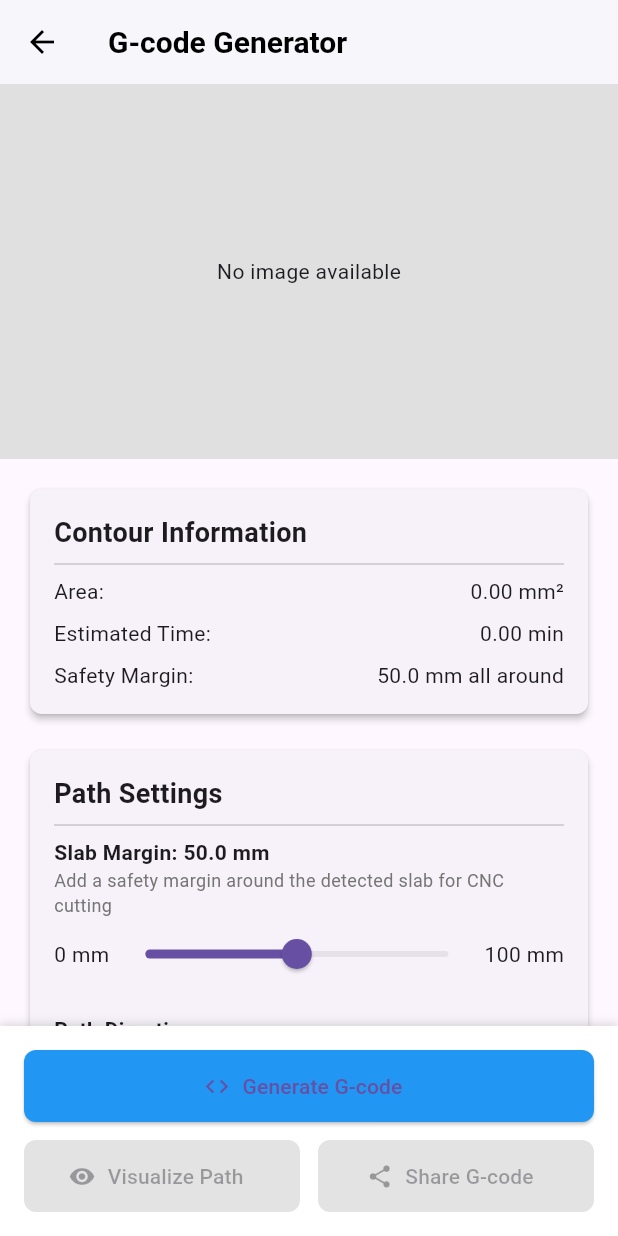
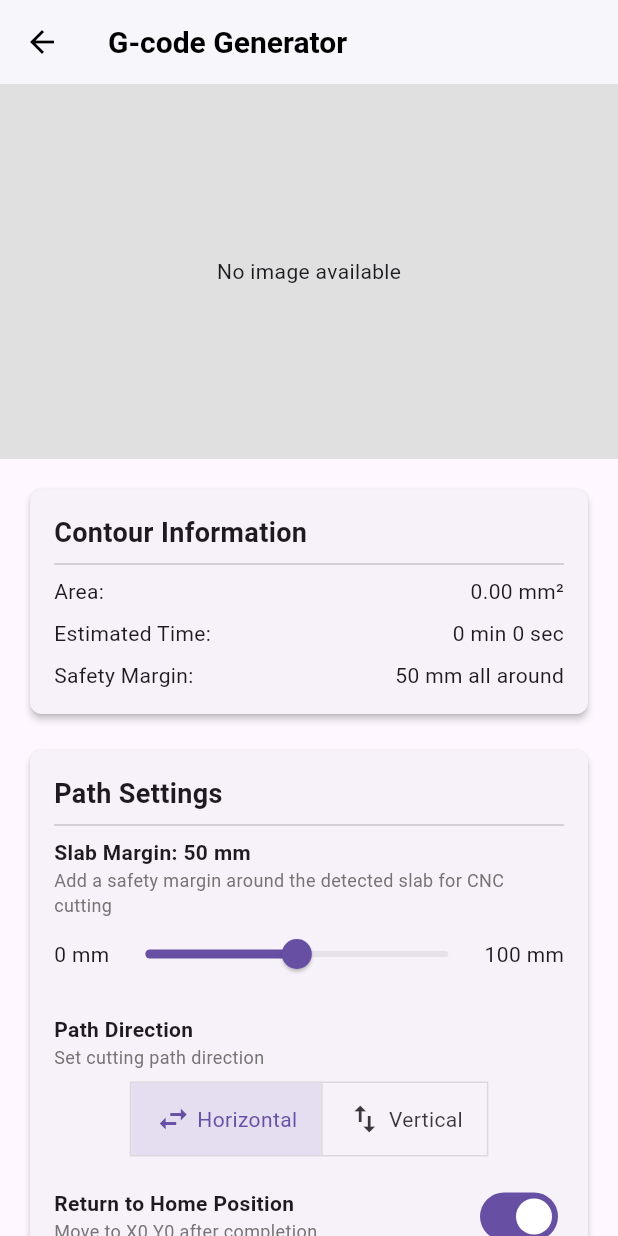
Before and after one commit to harleynelson/cnc_wonky_slab_cutter, a Flutter app: the GcodeGeneratorScreen screen opened directly with empty values, on a phone screen of 412 x 824 dp. Run offline on Flutter 3.47's test engine with Material 3 defaults, Android fonts, the phone set to English and light mode, and no system bars; our stand-ins replace camera, file_picker, image_picker, permission_handler, share_plus, shared_preferences; accounts and stored records are empty.

Commit message:
return to home, time formatter

```diff
--- a/lib/models/settings_model.dart
+++ b/lib/models/settings_model.dart
@@ -26,6 +26,7 @@ class SettingsModel {
   int continueSearchDistance;
   int contourPostProcessPoints;  // New property for contour post-processing
   bool forceHorizontalPaths; // for path direction preference
+  bool returnToHome;
 
   SettingsModel({
     required this.cncWidth,
@@ -51,6 +52,7 @@ class SettingsModel {
     this.continueSearchDistance = continueSearchDistanceDefault,
     this.contourPostProcessPoints = defaultContourPostProcessPoints,
     this.forceHorizontalPaths = true, // Default to horizontal
+    this.returnToHome = true, // Default to returning home
   });
 
   SettingsModel copy() {
@@ -78,6 +80,7 @@ class SettingsModel {
       continueSearchDistance: continueSearchDistance,
       contourPostProcessPoints: contourPostProcessPoints,
     forceHorizontalPaths: forceHorizontalPaths,
+      returnToHome: returnToHome,
     );
   }
 
@@ -106,6 +109,7 @@ class SettingsModel {
       continueSearchDistance: continueSearchDistanceDefault,
       contourPostProcessPoints: defaultContourPostProcessPoints,
       forceHorizontalPaths: true,
+      returnToHome: true,
     );
   }
 
@@ -135,6 +139,7 @@ class SettingsModel {
       'continueSearchDistance': continueSearchDistance,
       'contourPostProcessPoints': contourPostProcessPoints,
       'forceHorizontalPaths': forceHorizontalPaths,
+      'returnToHome': returnToHome,
     };
   }
 
@@ -163,6 +168,7 @@ class SettingsModel {
       continueSearchDistance: json['continueSearchDistance'] ?? continueSearchDistanceDefault,
       contourPostProcessPoints: json['contourPostProcessPoints'] ?? defaultContourPostProcessPoints,
       forceHorizontalPaths: json['forceHorizontalPaths'] ?? true,
+      returnToHome: json['returnToHome'] ?? true,
     );
   }
 
--- a/lib/screens/gcode_generator_screen.dart
+++ b/lib/screens/gcode_generator_screen.dart
@@ -12,6 +12,7 @@ import '../providers/processing_provider.dart';
 import '../services/gcode/gcode_generator.dart';
 import '../utils/general/constants.dart';
 import '../utils/general/machine_coordinates.dart';
+import '../utils/general/time_formatter.dart';
 import '../widgets/settings_fields.dart';
 import '../widgets/contour_overlay.dart';
 import '../widgets/marker_overlay.dart';
@@ -38,10 +39,9 @@ class _GcodeGeneratorScreenState extends State<GcodeGeneratorScreen> {
   double _estimatedTime = 0.0;
   String _errorMessage = '';
   bool _forceHorizontalPaths = true;
+  bool _returnToHome = true; // return to home option
   late TextEditingController _filenameController;
   String _fileExtension = '.gcode';
-
-  // Add slabMargin for adjusting the contour size
   double _slabMargin = 50.0; // Default 5mm margin
   List<CoordinatePointXY>? _adjustedContour;
 
@@ -50,6 +50,7 @@ void initState() {
   super.initState();
   _settings = widget.settings.copy();
   _forceHorizontalPaths = _settings.forceHorizontalPaths;
+  _returnToHome = _settings.returnToHome; // Initialize from settings
   _slabMargin = 50.0; // Default to 50mm
   _calculateStats();
   _updateAdjustedContour();
@@ -285,6 +286,7 @@ double _crossProduct(CoordinatePointXY a, CoordinatePointXY b, CoordinatePointXY
         depthPasses: _settings.depthPasses,
         margin: _slabMargin,
         forceHorizontal: _forceHorizontalPaths,
+        returnToHome: _returnToHome, // Pass the new option to the generator
       );
 
       // Generate surfacing G-code
@@ -397,33 +399,47 @@ Widget build(BuildContext context) {
     appBar: AppBar(
       title: Text('G-code Generator'),
     ),
-    body: Column(
+    body: SingleChildScrollView(
+      child: Column(
         children: [
           // Image preview with overlays
-        _buildImagePreview(),
+          Container(
+            height: 250,
+            child: _buildImagePreview(),
+          ),
 
-        // Stats and settings in a scrollable list
-        Expanded(
-          child: SingleChildScrollView(
+          // Stats and settings
+          Padding(
             padding: EdgeInsets.all(16),
             child: Column(
               crossAxisAlignment: CrossAxisAlignment.start,
               children: [
                 _buildStatisticsCard(),
                 SizedBox(height: 16),
-                _buildPathSettings(), // New combined settings widget
-                SizedBox(height: 16),
-                _buildFilenameInput(),
+                _buildPathSettings(),
                 SizedBox(height: 16),
                 _buildMachineSettingsCard(),
                 SizedBox(height: 16),
                 _buildToolSettingsCard(),
                 SizedBox(height: 16),
                 _buildFeedSettingsCard(),
+                SizedBox(height: 16),
+                _buildFilenameInput(),
+                SizedBox(height: 16),
+                _buildActionButtons(),
               ],
             ),
           ),
+        ],
       ),
+    ),
+  );
+}
+
+Widget _buildActionButtons() {
+  return Column(
+    crossAxisAlignment: CrossAxisAlignment.stretch,
+    children: [
       if (_errorMessage.isNotEmpty)
         Container(
           padding: EdgeInsets.all(8),
@@ -435,9 +451,50 @@ Widget build(BuildContext context) {
             textAlign: TextAlign.center,
           ),
         ),
-        _buildBottomButtons(),
+
+      // Generate G-code button
+      ElevatedButton.icon(
+        icon: Icon(_isGenerated ? Icons.refresh : Icons.code),
+        label: Text(_isGenerated ? 'Regenerate G-code' : 'Generate G-code'),
+        onPressed: _isGenerating ? null : _generateGcode,
+        style: ElevatedButton.styleFrom(
+          backgroundColor: Colors.blue,
+          minimumSize: Size(double.infinity, 48),
+        ),
+      ),
+
+      SizedBox(height: 12),
+
+      // Visualize and Share buttons
+      Row(
+        children: [
+          Expanded(
+            child: ElevatedButton.icon(
+              icon: Icon(Icons.visibility),
+              label: Text('Visualize Path'),
+              onPressed: _isGenerating || !_isGenerated ? null : _visualizeGcode,
+              style: ElevatedButton.styleFrom(
+                backgroundColor: Colors.orange,
+              ),
+            ),
+          ),
+          SizedBox(width: 12),
+          Expanded(
+            child: ElevatedButton.icon(
+              icon: Icon(Icons.share),
+              label: Text('Share G-code'),
+              onPressed: _isGenerating || !_isGenerated ? null : _shareGcode,
+              style: ElevatedButton.styleFrom(
+                backgroundColor: Colors.green,
+              ),
+            ),
+          ),
         ],
       ),
+
+      // Bottom padding to ensure everything is visible
+      SizedBox(height: 30),
+    ],
   );
 }
 
@@ -552,7 +609,7 @@ Widget build(BuildContext context) {
 
           // Margin Slider
           Text(
-            'Slab Margin: ${_slabMargin.toStringAsFixed(1)} mm',
+            'Slab Margin: ${_slabMargin.toStringAsFixed(0)} mm',
             style: TextStyle(fontWeight: FontWeight.bold),
           ),
           Text(
@@ -568,7 +625,7 @@ Widget build(BuildContext context) {
                   min: 0,
                   max: 100,
                   divisions: 50,
-                  label: '${_slabMargin.toStringAsFixed(1)} mm',
+                  label: '${_slabMargin.toStringAsFixed(0)} mm',
                   onChanged: (value) {
                     setState(() {
                       _slabMargin = value;
@@ -626,6 +683,36 @@ Widget build(BuildContext context) {
                 ),
               ],
             ),
+          ),
+
+          SizedBox(height: 16),
+
+          // Return to home option
+          Row(
+            mainAxisAlignment: MainAxisAlignment.spaceBetween,
+            children: [
+              Column(
+                crossAxisAlignment: CrossAxisAlignment.start,
+                children: [
+                  Text(
+                    'Return to Home Position',
+                    style: TextStyle(fontWeight: FontWeight.bold),
+                  ),
+                  Text(
+                    'Move to X0 Y0 after completion',
+                    style: TextStyle(fontSize: 12, color: Colors.grey.shade600),
+                  ),
+                ],
+              ),
+              Switch(
+                value: _returnToHome,
+                onChanged: (bool value) {
+                  setState(() {
+                    _returnToHome = value;
+                  });
+                },
+              ),
+            ],
           ),
         ],
       ),
@@ -694,7 +781,7 @@ Widget build(BuildContext context) {
 
         // Margin slider (unchanged)
         Text(
-          'Slab Margin: ${_slabMargin.toStringAsFixed(1)} mm',
+          'Slab Margin: ${_slabMargin.toStringAsFixed(0)} mm',
           style: TextStyle(fontWeight: FontWeight.bold),
         ),
         Row(
@@ -706,7 +793,7 @@ Widget build(BuildContext context) {
                 min: 0,
                 max: 50,
                 divisions: 50,
-                label: '${_slabMargin.toStringAsFixed(1)} mm',
+                label: '${_slabMargin.toStringAsFixed(0)} mm',
                 onChanged: (value) {
                   setState(() {
                     _slabMargin = value;
@@ -751,7 +838,7 @@ Widget build(BuildContext context) {
               mainAxisAlignment: MainAxisAlignment.spaceBetween,
               children: [
                 Text('Estimated Time:'),
-                Text('${_estimatedTime.toStringAsFixed(2)} min'),
+                Text(TimeFormatter.formatMinutesAndSeconds(_estimatedTime)),
               ],
             ),
             if (_slabMargin > 0) ...[
@@ -760,7 +847,7 @@ Widget build(BuildContext context) {
                 mainAxisAlignment: MainAxisAlignment.spaceBetween,
                 children: [
                   Text('Safety Margin:'),
-                  Text('${_slabMargin.toStringAsFixed(1)} mm all around'),
+                  Text('${_slabMargin.toStringAsFixed(0)} mm all around'),
                 ],
               ),
             ],
@@ -787,12 +874,14 @@ Widget build(BuildContext context) {
               value: _settings.cncWidth,
               onChanged: (value) => setState(() => _settings.cncWidth = value),
               icon: Icons.width_normal,
+              isInteger: true, // Set this to true for integer-only display
             ),
             SettingsTextField(
               label: 'CNC Work Area Height (mm)',
               value: _settings.cncHeight,
               onChanged: (value) => setState(() => _settings.cncHeight = value),
               icon: Icons.height,
+              isInteger: true, // Set this to true for integer-only display
             ),
           ],
         ),
@@ -847,6 +936,7 @@ Widget build(BuildContext context) {
             helperText: 'Number of passes to reach full depth',
             min: 1,
             max: 10,
+            isInteger: true, // Set this to true for integer-only display
           ),
         ],
       ),
@@ -872,6 +962,7 @@ Widget build(BuildContext context) {
               onChanged: (value) => setState(() => _settings.feedRate = value),
               icon: Icons.speed,
               helperText: 'Speed for cutting movements',
+              isInteger: true, // Set this to true for integer-only display
             ),
             SettingsTextField(
               label: 'Plunge Rate (mm/min)',
@@ -879,65 +970,10 @@ Widget build(BuildContext context) {
               onChanged: (value) => setState(() => _settings.plungeRate = value),
               icon: Icons.vertical_align_bottom,
               helperText: 'Speed for vertical plunging movements',
+              isInteger: true, // Set this to true for integer-only display
             ),
           ],
         ),
-      ),
-    );
-  }
-
-  Widget _buildBottomButtons() {
-  return Container(
-    padding: EdgeInsets.all(16),
-    decoration: BoxDecoration(
-      color: Colors.white,
-      boxShadow: [
-        BoxShadow(
-          color: Colors.black12,
-          blurRadius: 4,
-          offset: Offset(0, -2),
-        ),
-      ],
-    ),
-    child: Column(
-      mainAxisSize: MainAxisSize.min,
-      children: [
-        ElevatedButton.icon(
-          icon: Icon(_isGenerated ? Icons.refresh : Icons.code),
-          label: Text(_isGenerated ? 'Regenerate G-code' : 'Generate G-code'),
-          onPressed: _isGenerating ? null : _generateGcode,
-          style: ElevatedButton.styleFrom(
-            backgroundColor: Colors.blue,
-            minimumSize: Size(double.infinity, 48),
-          ),
-        ),
-        SizedBox(height: 12),
-        Row(
-          children: [
-            Expanded(
-              child: ElevatedButton.icon(
-                icon: Icon(Icons.visibility),
-                label: Text('Visualize Path'),
-                onPressed: _isGenerating || !_isGenerated ? null : _visualizeGcode,
-                style: ElevatedButton.styleFrom(
-                  backgroundColor: Colors.orange,
-                ),
-              ),
-            ),
-            SizedBox(width: 12),
-            Expanded(
-              child: ElevatedButton.icon(
-                icon: Icon(Icons.share),
-                label: Text('Share G-code'),
-                onPressed: _isGenerating || !_isGenerated ? null : _shareGcode,
-                style: ElevatedButton.styleFrom(
-                  backgroundColor: Colors.green,
-                ),
-              ),
-            ),
-          ],
-        ),
-      ],
       ),
     );
   }
--- a/lib/utils/general/constants.dart
+++ b/lib/utils/general/constants.dart
@@ -22,6 +22,7 @@ const double defaultFeedRate = 1000.0;
 const double defaultPlungeRate = 500.0;
 const double defaultCuttingDepth = 0.0;
 const int defaultSpindleSpeed = 18000;
+const bool defaultReturnToHome = true;          // Default return to home option
 
 // UI Constants
 const double appBarHeight = 56.0;
--- /dev/null
+++ b/lib/utils/general/time_formatter.dart
@@ -0,0 +1,81 @@
+// lib/utils/general/time_formatter.dart
+// Utility for formatting time durations in minutes:seconds format
+
+/// Utility class for formatting time values
+class TimeFormatter {
+  /// Format minutes as "X min Y sec"
+  ///
+  /// Takes a double value in minutes and formats it as "X min Y sec"
+  /// Examples:
+  ///   1.5 -> "1 min 30 sec"
+  ///   0.25 -> "0 min 15 sec"
+  ///   3.0 -> "3 min 0 sec"
+  static String formatMinutesAndSeconds(double minutes) {
+    if (minutes <= 0) return "0 min 0 sec";
+
+    // Split into minutes and seconds
+    final int mins = minutes.floor();
+    final int secs = ((minutes - mins) * 60).round();
+
+    // Handle case where seconds rounds to 60
+    if (secs == 60) {
+      return "${mins + 1} min 0 sec";
+    } else {
+      return "$mins min $secs sec";
+    }
+  }
+
+  /// Format minutes as "Xh Ym Zs" for longer durations
+  ///
+  /// Takes a double value in minutes and formats it as hours, minutes, seconds
+  /// Examples:
+  ///   90.5 -> "1h 30m 30s"
+  ///   0.25 -> "0m 15s"
+  ///   3.0 -> "3m 0s"
+  static String formatHoursMinutesSeconds(double minutes) {
+    if (minutes <= 0) return "0m 0s";
+
+    // Calculate hours, minutes and seconds
+    int totalSeconds = (minutes * 60).round();
+    final int hours = totalSeconds ~/ 3600;
+    totalSeconds %= 3600;
+    final int mins = totalSeconds ~/ 60;
+    final int secs = totalSeconds % 60;
+
+    // Format based on duration
+    if (hours > 0) {
+      return "${hours}h ${mins}m ${secs}s";
+    } else {
+      return "${mins}m ${secs}s";
+    }
+  }
+
+  /// Format minutes as a compact string
+  ///
+  /// Takes a double value in minutes and formats it compactly
+  /// Examples:
+  ///   90.5 -> "1:30:30"
+  ///   0.25 -> "0:15"
+  ///   3.0 -> "3:00"
+  static String formatCompact(double minutes) {
+    if (minutes <= 0) return "0:00";
+
+    // Calculate hours, minutes and seconds
+    int totalSeconds = (minutes * 60).round();
+    final int hours = totalSeconds ~/ 3600;
+    totalSeconds %= 3600;
+    final int mins = totalSeconds ~/ 60;
+    final int secs = totalSeconds % 60;
+
+    // Format with leading zeros for seconds
+    final String secStr = secs.toString().padLeft(2, '0');
+
+    // Include hours only if non-zero
+    if (hours > 0) {
+      final String minStr = mins.toString().padLeft(2, '0');
+      return "$hours:$minStr:$secStr";
+    } else {
+      return "$mins:$secStr";
+    }
+  }
+}
--- /dev/null
+++ b/lib/utils/general/units_converter.dart
@@ -0,0 +1,69 @@
+
+// Utility class for handling metric and imperial unit conversions
+
+/// Utility for converting between metric and imperial units
+class UnitsConverter {
+  /// Convert millimeters to inches
+  static double mmToInches(double mm) {
+    return mm / 25.4;
+  }
+
+  /// Convert inches to millimeters
+  static double inchesToMm(double inches) {
+    return inches * 25.4;
+  }
+
+  /// Format a distance value for display based on unit system
+  static String formatDistance(double value, bool isMetric) {
+    if (isMetric) {
+      return '${value.toStringAsFixed(2)} mm';
+    } else {
+      return '${mmToInches(value).toStringAsFixed(3)} in';
+    }
+  }
+
+  /// Format feed rate for display based on unit system
+  static String formatFeedRate(double value, bool isMetric) {
+    if (isMetric) {
+      return '${value.toStringAsFixed(0)} mm/min';
+    } else {
+      return '${mmToInches(value).toStringAsFixed(1)} in/min';
+    }
+  }
+
+  /// Format area for display based on unit system
+  static String formatArea(double valueMmSq, bool isMetric) {
+    if (isMetric) {
+      if (valueMmSq >= 1000000) {
+        return '${(valueMmSq / 1000000).toStringAsFixed(2)} m²';
+      } else if (valueMmSq >= 10000) {
+        return '${(valueMmSq / 10000).toStringAsFixed(2)} dm²';
+      } else {
+        return '${valueMmSq.toStringAsFixed(2)} mm²';
+      }
+    } else {
+      // Convert mm² to in²
+      final valueInSq = valueMmSq / (25.4 * 25.4);
+
+      if (valueInSq >= 144) {
+        // Convert to ft²
+        return '${(valueInSq / 144).toStringAsFixed(2)} ft²';
+      } else {
+        return '${valueInSq.toStringAsFixed(2)} in²';
+      }
+    }
+  }
+
+  /// Convert a value based on the current unit system
+  static double convertValue(double value, bool fromMetric, bool toMetric) {
+    if (fromMetric == toMetric) {
+      return value; // No conversion needed
+    }
+
+    if (fromMetric) {
+      return mmToInches(value); // Convert from mm to inches
+    } else {
+      return inchesToMm(value); // Convert from inches to mm
+    }
+  }
+}
```
Also changed, not shown: lib/screens/gcode_visualization_screen.dart (+108 -7 lines), lib/services/gcode/gcode_generator.dart (+43 -51 lines), lib/widgets/settings_fields.dart (+12 -3 lines), lib/widgets/units_toggle.dart (added, +70 -0 lines). Lines whose indentation alone changed are shown as unchanged.
